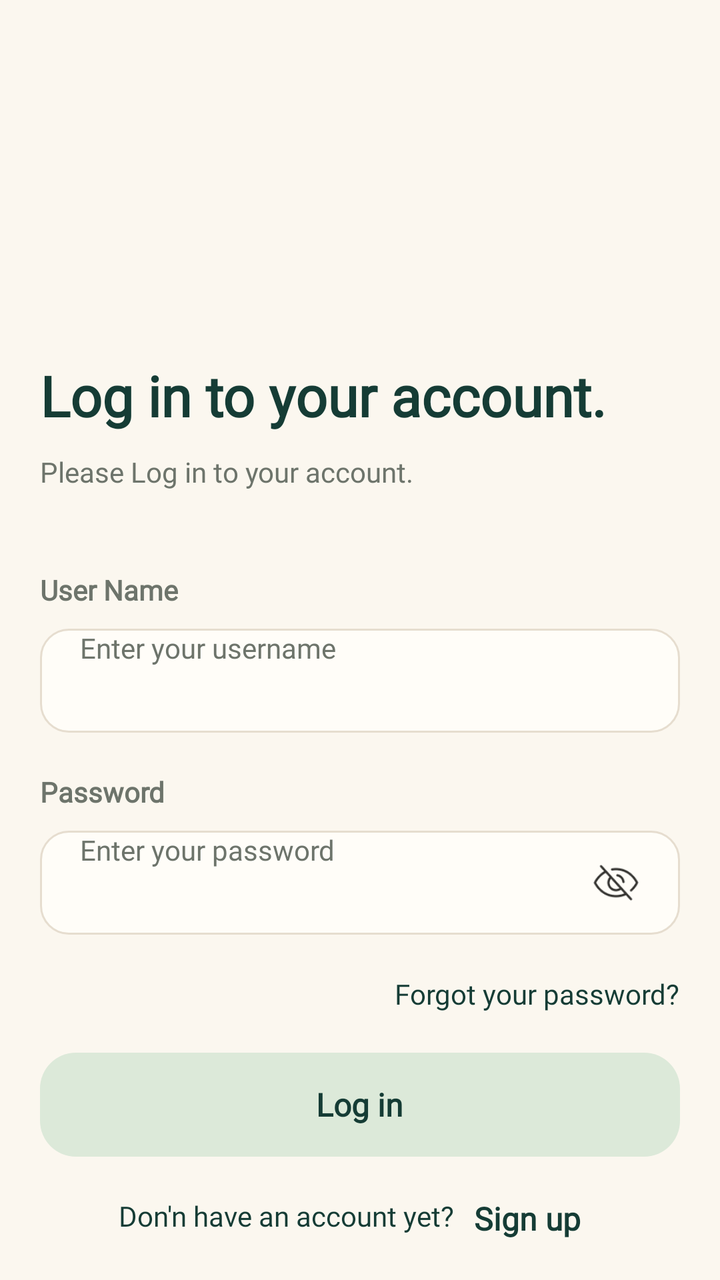
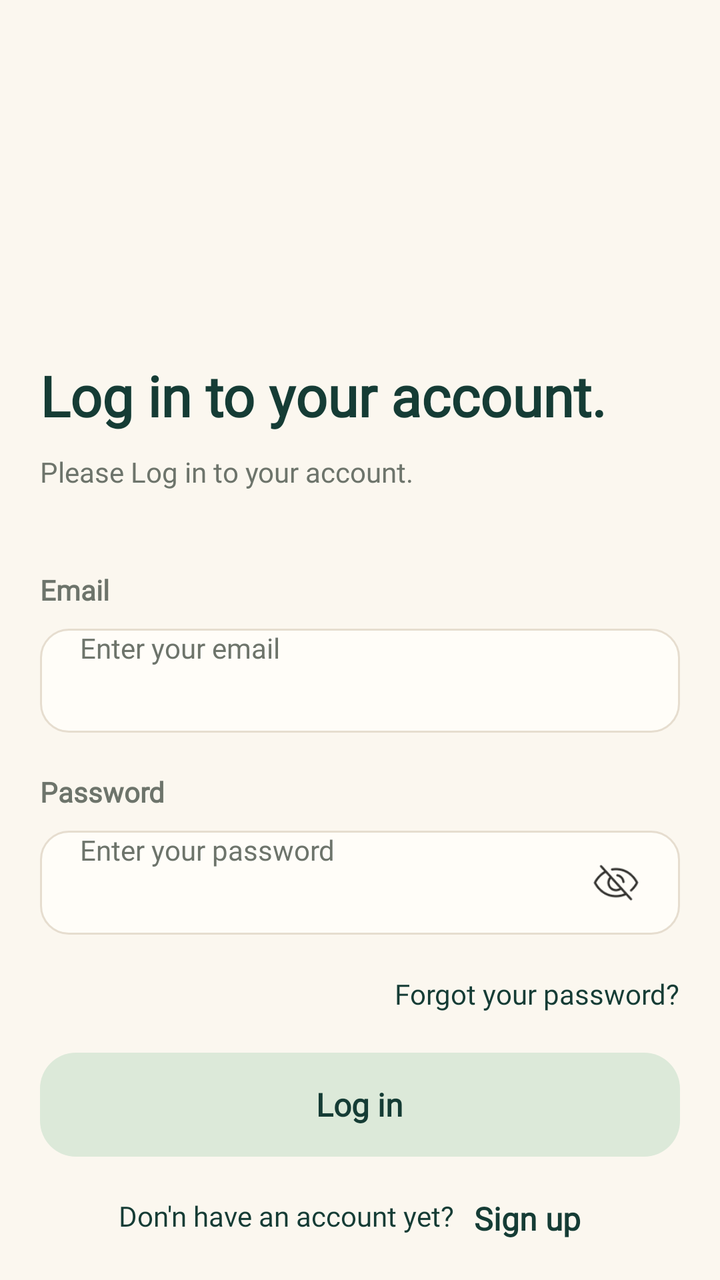

The first picture is an Android layout as it rendered before a commit; the second is the same layout after the commit. The layout source and the unified diff follow.
<!-- AndroidManifest.xml: application theme Theme.Cartly.Splash -->
<!-- res/layout/activity_login.xml -->
<?xml version="1.0" encoding="utf-8"?>
<RelativeLayout xmlns:android="http://schemas.android.com/apk/res/android"
    xmlns:tools="http://schemas.android.com/tools"
    android:id="@+id/main"
    android:layout_width="match_parent"
    android:layout_height="match_parent"
    tools:context=".LoginActivity"
    android:background="@color/cream">

    <RelativeLayout
        android:layout_width="match_parent"
        android:layout_height="match_parent">
        <RelativeLayout
            android:layout_width="match_parent"
            android:layout_height="wrap_content"
            android:layout_alignParentBottom="true"
            android:padding="20dp">
            <TextView
                android:id="@+id/tvTitle"
                android:layout_width="match_parent"
                android:layout_height="wrap_content"
                android:text="@string/title_log_in_page_en"
                android:fontFamily="@font/adlamdisplay_regular"
                android:textColor="@color/ink"
                android:textSize="28sp"
                android:textStyle="bold"/>
            <TextView
                android:id="@+id/tvSubTitle"
                android:layout_width="match_parent"
                android:layout_height="wrap_content"
                android:layout_below="@+id/tvTitle"
                android:layout_marginTop="10dp"
                android:text="@string/sub_title_log_in_page_en"
                android:fontFamily="@font/adlamdisplay_regular"
                android:textSize="14sp"
                android:textColor="@color/muted"/>


            <RelativeLayout
                android:id="@+id/UserNameLayout"
                android:layout_below="@id/tvSubTitle"
                android:layout_width="match_parent"
                android:layout_height="wrap_content">
                <TextView
                    android:id="@+id/tvTitleUserName"
                    android:layout_width="wrap_content"
                    android:layout_height="wrap_content"
                    android:layout_marginTop="40dp"
                    android:text="@string/title_user_name_en"
                    android:fontFamily="@font/adlamdisplay_regular"
                    android:textStyle="bold"
                    android:textSize="14sp"
                    android:textColor="@color/muted"/>
                <RelativeLayout
                    android:id="@+id/warningUserNameLayout"
                    android:visibility="gone"
                    android:layout_width="wrap_content"
                    android:layout_height="wrap_content"
                    android:layout_marginTop="40dp"
                    android:layout_alignParentEnd="true">
                    <ImageView
                        android:id="@+id/mvWarningUserName"
                        android:layout_width="18dp"
                        android:layout_height="18dp"
                        android:layout_marginHorizontal="4dp"
                        android:src="@drawable/icon_warning_yellow"/>
                    <TextView
                        android:id="@+id/tvWarningUserName"
                        android:layout_width="wrap_content"
                        android:layout_height="wrap_content"
                        android:layout_toEndOf="@id/mvWarningUserName"
                        android:text="@string/warning_enter_username_en"
                        android:fontFamily="@font/adlamdisplay_regular"
                        android:textSize="14sp"
                        android:textColor="@color/yellow"/>
                </RelativeLayout>

                <EditText
                    android:id="@+id/edtEnterUserName"
                    android:layout_below="@id/tvTitleUserName"
                    android:layout_width="match_parent"
                    android:layout_height="52dp"
                    android:layout_marginTop="10dp"
                    android:paddingHorizontal="20dp"
                    android:inputType="text"
                    android:hint="@string/hint_enter_username_en"
                    android:fontFamily="@font/adlamdisplay_regular"
                    android:textSize="14sp"
                    android:textColor="@color/ink"
                    android:textColorHint="@color/muted"
                    android:background="@drawable/bg_input"/>
            </RelativeLayout>


            <RelativeLayout
                android:id="@+id/PasswordLayout"
                android:layout_below="@id/UserNameLayout"
                android:layout_width="match_parent"
                android:layout_height="wrap_content"
                android:layout_marginTop="10dp">
                <TextView
                    android:id="@+id/tvTitlePassword"
                    android:layout_width="wrap_content"
                    android:layout_height="wrap_content"
                    android:layout_marginVertical="10dp"
                    android:text="@string/title_password_en"
                    android:fontFamily="@font/adlamdisplay_regular"
                    android:textSize="14sp"
                    android:textStyle="bold"
                    android:textColor="@color/muted"/>
                <RelativeLayout
                    android:id="@+id/warningPasswordLayout"
                    android:visibility="gone"
                    android:layout_width="wrap_content"
                    android:layout_height="wrap_content"
                    android:layout_marginVertical="10dp"
                    android:layout_alignParentEnd="true">
                    <ImageView
                        android:id="@+id/mvWarningPassword"
                        android:layout_width="18dp"
                        android:layout_height="18dp"
                        android:layout_marginHorizontal="4dp"
                        android:src="@drawable/icon_warning_yellow"/>
                    <TextView
                        android:id="@+id/tvWarningPassword"
                        android:layout_width="wrap_content"
                        android:layout_height="wrap_content"
                        android:layout_toEndOf="@id/mvWarningPassword"
                        android:text="@string/warning_enter_password_en"
                        android:fontFamily="@font/adlamdisplay_regular"
                        android:textSize="14sp"
                        android:textColor="@color/yellow"/>
                </RelativeLayout>
                <RelativeLayout
                    android:id="@+id/buttonPasswordLayout"
                    android:layout_below="@id/tvTitlePassword"
                    android:layout_width="match_parent"
                    android:layout_height="wrap_content">
                    <EditText
                        android:id="@+id/edtEnterPassword"
                        android:layout_width="match_parent"
                        android:layout_height="52dp"
                        android:paddingHorizontal="20dp"
                        android:inputType="textPassword"
                        android:hint="@string/hint_enter_password_en"
                        android:fontFamily="@font/adlamdisplay_regular"
                        android:textSize="14sp"
                        android:textColor="@color/ink"
                        android:textColorHint="@color/muted"
                        android:background="@drawable/bg_input"/>
                    <ImageView
                        android:id="@+id/btnShowPassword"
                        android:layout_width="24dp"
                        android:layout_height="24dp"
                        android:layout_marginHorizontal="20dp"
                        android:layout_alignParentEnd="true"
                        android:layout_centerVertical="true"
                        android:src="@drawable/icon_eye_slash"/>
                </RelativeLayout>
                <TextView
                    android:id="@+id/btnForgotPassword"
                    android:layout_below="@id/buttonPasswordLayout"
                    android:layout_alignParentEnd="true"
                    android:layout_marginVertical="20dp"
                    android:layout_width="wrap_content"
                    android:layout_height="wrap_content"
                    android:text="@string/forgot_your_password_en"
                    android:fontFamily="@font/adlamdisplay_regular"
                    android:textSize="14sp"
                    android:textColor="@color/ink"/>
            </RelativeLayout>


            <RelativeLayout
                android:id="@+id/btnLogInLayout"
                android:layout_below="@id/PasswordLayout"
                android:layout_width="match_parent"
                android:layout_height="wrap_content">
                <ImageView
                    android:id="@+id/mvLogIn"
                    android:layout_width="match_parent"
                    android:layout_height="52dp"
                    android:background="@drawable/bg_sage"/>
                <TextView
                    android:id="@+id/tvLogIn"
                    android:layout_width="wrap_content"
                    android:layout_height="wrap_content"
                    android:layout_centerInParent="true"
                    android:text="@string/btn_log_in_en"
                    android:textColor="@color/ink"
                    android:fontFamily="@font/adlamdisplay_regular"
                    android:textSize="16sp"
                    android:textStyle="bold"/>
            </RelativeLayout>


            <RelativeLayout
                android:id="@+id/signUpLayout"
                android:layout_below="@+id/btnLogInLayout"
                android:layout_width="match_parent"
                android:layout_height="wrap_content"
                android:layout_marginTop="20dp">
                <RelativeLayout
                    android:layout_width="wrap_content"
                    android:layout_height="wrap_content"
                    android:layout_centerHorizontal="true">
                    <TextView
                        android:id="@+id/tvSignUp"
                        android:layout_width="wrap_content"
                        android:layout_height="wrap_content"
                        android:text="@string/dont_have_an_account_yet_en"
                        android:fontFamily="@font/adlamdisplay_regular"
                        android:textSize="14sp"
                        android:textColor="@color/ink"/>
                    <TextView
                        android:id="@+id/btnSignUp"
                        android:layout_toEndOf="@id/tvSignUp"
                        android:layout_width="wrap_content"
                        android:layout_height="wrap_content"
                        android:layout_marginHorizontal="10dp"
                        android:text="@string/sign_up_en"
                        android:textColor="@color/ink"
                        android:fontFamily="@font/adlamdisplay_regular"
                        android:textSize="16sp"
                        android:textStyle="bold"/>
                </RelativeLayout>
            </RelativeLayout>
        </RelativeLayout>


        <RelativeLayout
            android:id="@+id/alertLogInLayout"
            android:visibility="gone"
            android:layout_width="match_parent"
            android:layout_height="match_parent">
            <include layout="@layout/layout_alert_login"
                android:id="@+id/alertLogin"/>
        </RelativeLayout>
    </RelativeLayout>

</RelativeLayout>
<!-- res/layout/layout_alert_login.xml (included above) -->
<?xml version="1.0" encoding="utf-8"?>
<RelativeLayout
    xmlns:android="http://schemas.android.com/apk/res/android"
    android:layout_width="match_parent"
    android:layout_height="match_parent"
    android:background="@drawable/background_overlay"
    android:id="@+id/alertLogInLayout">
    <ProgressBar
        android:id="@+id/progressBarAlertLogin"
        android:layout_width="30dp"
        android:layout_height="30dp"
        android:layout_centerInParent="true"/>


    <RelativeLayout
        android:id="@+id/alertLogInSuccessfully"
        android:visibility="gone"
        android:layout_width="match_parent"
        android:layout_height="492dp"
        android:padding="20dp"
        android:layout_alignParentBottom="true"
        android:background="@drawable/background_alert_bottom">
        <RelativeLayout
            android:id="@+id/alertDetailLayout"
            android:layout_width="match_parent"
            android:layout_height="wrap_content"
            android:layout_centerInParent="true">
            <ImageView
                android:id="@+id/mvAlertLoginSuccessful"
                android:layout_width="203dp"
                android:layout_height="168dp"
                android:layout_centerHorizontal="true"
                android:layout_marginBottom="20dp"
                android:src="@drawable/icon_successfully"/>
            <TextView
                android:id="@+id/tvAlertTitleSuccessful"
                android:layout_below="@id/mvAlertLoginSuccessful"
                android:layout_width="wrap_content"
                android:layout_height="wrap_content"
                android:layout_centerHorizontal="true"
                android:text="@string/login_successful_en"
                android:fontFamily="@font/adlamdisplay_regular"
                android:textSize="24sp"
                android:textColor="@color/ink"
                android:textStyle="bold"/>
            <TextView
                android:id="@+id/tvAlertDetailSuccessful"
                android:layout_below="@id/tvAlertTitleSuccessful"
                android:layout_width="wrap_content"
                android:layout_height="wrap_content"
                android:layout_marginVertical="20dp"
                android:layout_centerHorizontal="true"
                android:text="@string/login_successful_detail_en"
                android:fontFamily="@font/adlamdisplay_regular"
                android:textSize="14sp"
                android:textColor="@color/muted"
                android:textAlignment="center"/>

            <RelativeLayout
                android:id="@+id/btnLetsEnjoyLayout"
                android:layout_below="@id/tvAlertDetailSuccessful"
                android:layout_width="match_parent"
                android:layout_height="wrap_content"
                android:layout_marginTop="20dp">
                <ImageView
                    android:id="@+id/mvStart"
                    android:layout_width="match_parent"
                    android:layout_height="52dp"
                    android:background="@drawable/background_button_active_yellow"/>
                <TextView
                    android:id="@+id/tvStart"
                    android:layout_width="wrap_content"
                    android:layout_height="wrap_content"
                    android:layout_centerInParent="true"
                    android:text="@string/btn_lets_enjoy_en"
                    android:fontFamily="@font/adlamdisplay_regular"
                    android:textColor="@color/card"
                    android:textSize="14sp"
                    android:textStyle="bold"/>
            </RelativeLayout>
        </RelativeLayout>
    </RelativeLayout>


    <RelativeLayout
        android:id="@+id/alertLogInFailed"
        android:visibility="gone"
        android:layout_width="match_parent"
        android:layout_height="492dp"
        android:padding="20dp"
        android:layout_alignParentBottom="true"
        android:background="@drawable/background_alert_bottom">
        <RelativeLayout
            android:id="@+id/alertLogInFailedDetail"
            android:layout_width="match_parent"
            android:layout_height="wrap_content"
            android:layout_centerInParent="true">
            <ImageView
                android:id="@+id/mvAlertLogInFailed"
                android:layout_width="100dp"
                android:layout_height="100dp"
                android:layout_centerHorizontal="true"
                android:layout_marginBottom="20dp"
                android:src="@drawable/icon_warning_yellow"/>
            <TextView
                android:id="@+id/tvAlertLogInFailedTitle"
                android:layout_below="@id/mvAlertLogInFailed"
                android:layout_width="wrap_content"
                android:layout_height="wrap_content"
                android:layout_centerHorizontal="true"
                android:text="@string/sign_in_failed_en"
                android:fontFamily="@font/adlamdisplay_regular"
                android:textSize="24sp"
                android:textColor="@color/ink"
                android:textStyle="bold"/>
            <TextView
                android:id="@+id/tvAlertLogInFailedDetail"
                android:layout_below="@id/tvAlertLogInFailedTitle"
                android:layout_width="wrap_content"
                android:layout_height="wrap_content"
                android:layout_marginVertical="20dp"
                android:layout_centerHorizontal="true"
                android:text="@string/sign_in_failed_detail_en"
                android:fontFamily="@font/adlamdisplay_regular"
                android:textSize="14sp"
                android:textColor="@color/muted"
                android:textAlignment="center"/>
            <RelativeLayout
                android:id="@+id/btnLogInAgainLayout"
                android:layout_below="@+id/tvAlertLogInFailedDetail"
                android:layout_width="match_parent"
                android:layout_height="52dp"
                android:layout_marginTop="20dp">
                <ImageView
                    android:id="@+id/mvLoginAgain"
                    android:layout_width="match_parent"
                    android:layout_height="52dp"
                    android:background="@drawable/background_button_active_yellow"/>
                <TextView
                    android:id="@+id/tvLogInAgain"
                    android:layout_width="wrap_content"
                    android:layout_height="wrap_content"
                    android:layout_centerInParent="true"
                    android:text="@string/log_in_again_en"
                    android:fontFamily="@font/adlamdisplay_regular"
                    android:textSize="14sp"
                    android:textColor="@color/card"
                    android:textStyle="bold"/>
            </RelativeLayout>
            <TextView
                android:id="@+id/btnForgotPassword"
                android:layout_below="@+id/btnLogInAgainLayout"
                android:layout_width="wrap_content"
                android:layout_height="wrap_content"
                android:layout_centerHorizontal="true"
                android:layout_marginTop="20dp"
                android:text="@string/forgot_your_password_en"
                android:fontFamily="@font/adlamdisplay_regular"
                android:textSize="14sp"
                android:textColor="@color/ink"/>
        </RelativeLayout>
    </RelativeLayout>

</RelativeLayout>
<!-- resources referenced by this layout -->
<resources>
  <color name="card">#FFFDF8</color>
  <color name="cream">#FBF7EF</color>
  <color name="ink">#153C35</color>
  <color name="muted">#6D746B</color>
  <color name="yellow">#FE8C00</color>
  <!-- drawable background_alert_bottom: png bitmap (drawable, 5559 bytes) -->
  <!-- drawable background_button_active_yellow: png bitmap (drawable, 1556 bytes) -->
  <!-- drawable background_overlay: png bitmap (drawable, 8399 bytes) -->
  <!-- drawable bg_input (drawable) -->
  <shape xmlns:android="http://schemas.android.com/apk/res/android">
      <solid android:color="@color/card" />
      <corners android:radius="14dp" />
      <stroke android:width="1dp" android:color="@color/border" />
  </shape>
  <!-- drawable bg_sage (drawable) -->
  <shape xmlns:android="http://schemas.android.com/apk/res/android">
      <solid android:color="@color/sage" />
      <corners android:radius="18dp" />
  </shape>
  <!-- drawable icon_eye_slash: png bitmap (drawable, 1188 bytes) -->
  <!-- drawable icon_successfully: png bitmap (drawable, 11284 bytes) -->
  <!-- drawable icon_warning_yellow: png bitmap (drawable, 3548 bytes) -->
  <string name="btn_lets_enjoy_en">Let\'s Enjoy!</string>
  <string name="btn_log_in_en">Log in</string>
  <string name="dont_have_an_account_yet_en">Don\'n have an account yet?</string>
  <string name="forgot_your_password_en">Forgot your password?</string>
  <string name="hint_enter_password_en">Enter your password</string>
  <string name="hint_enter_username_en">Enter your username</string>
  <string name="log_in_again_en">Log in again.</string>
  <string name="login_successful_detail_en">Login successful! Welcome to Cartly. Start exploring our products and enjoy a great shopping experience!</string>
  <string name="login_successful_en">Login successful!</string>
  <string name="sign_in_failed_detail_en">We couldn\'t sign you in. Please check your username and password and try again.</string>
  <string name="sign_in_failed_en">Sign-in Failed.</string>
  <string name="sign_up_en">Sign up</string>
      //สมัครสมาชิก
  <string name="sub_title_log_in_page_en">Please Log in to your account.</string>
  <string name="title_log_in_page_en">Log in to your account.</string>
  <string name="title_password_en">Password</string>
  <string name="title_user_name_en">User Name</string>
  <string name="warning_enter_password_en">Please enter your password.</string>
  <string name="warning_enter_username_en">Please enter your username.</string>
  <style name="Theme.Cartly.Splash" parent="Theme.SplashScreen">
  
          <item name="windowSplashScreenBackground">@color/cream</item>
  
          <item name="windowSplashScreenAnimatedIcon">@mipmap/ic_launcher_logo2</item>
  
          <item name="postSplashScreenTheme">@style/Base.Theme.Cartly</item>
      </style>
  <color name="border">#E6DDCF</color>
  <color name="sage">#DCE9D9</color>
  <style name="Base.Theme.Cartly" parent="Theme.Material3.DayNight.NoActionBar">
          
          
      </style>
</resources>

<!-- the commit's change to res/layout/activity_login.xml (unified diff, before → after) -->
@@ -37,29 +37,29 @@
 
 
             <RelativeLayout
-                android:id="@+id/UserNameLayout"
+                android:id="@+id/emailLayout"
                 android:layout_below="@id/tvSubTitle"
                 android:layout_width="match_parent"
                 android:layout_height="wrap_content">
                 <TextView
-                    android:id="@+id/tvTitleUserName"
+                    android:id="@+id/tvTitleEmail"
                     android:layout_width="wrap_content"
                     android:layout_height="wrap_content"
                     android:layout_marginTop="40dp"
-                    android:text="@string/title_user_name_en"
+                    android:text="@string/title_email_en"
                     android:fontFamily="@font/adlamdisplay_regular"
                     android:textStyle="bold"
                     android:textSize="14sp"
                     android:textColor="@color/muted"/>
                 <RelativeLayout
-                    android:id="@+id/warningUserNameLayout"
+                    android:id="@+id/warningEmailLayout"
                     android:visibility="gone"
                     android:layout_width="wrap_content"
                     android:layout_height="wrap_content"
                     android:layout_marginTop="40dp"
                     android:layout_alignParentEnd="true">
                     <ImageView
-                        android:id="@+id/mvWarningUserName"
+                        android:id="@+id/mvWarningEmail"
                         android:layout_width="18dp"
                         android:layout_height="18dp"
                         android:layout_marginHorizontal="4dp"
@@ -68,22 +68,22 @@
                         android:id="@+id/tvWarningUserName"
                         android:layout_width="wrap_content"
                         android:layout_height="wrap_content"
-                        android:layout_toEndOf="@id/mvWarningUserName"
-                        android:text="@string/warning_enter_username_en"
+                        android:layout_toEndOf="@id/mvWarningEmail"
+                        android:text="@string/warning_enter_email_en"
                         android:fontFamily="@font/adlamdisplay_regular"
                         android:textSize="14sp"
                         android:textColor="@color/yellow"/>
                 </RelativeLayout>
 
                 <EditText
-                    android:id="@+id/edtEnterUserName"
-                    android:layout_below="@id/tvTitleUserName"
+                    android:id="@+id/edtEnterEmail"
+                    android:layout_below="@id/tvTitleEmail"
                     android:layout_width="match_parent"
                     android:layout_height="52dp"
                     android:layout_marginTop="10dp"
                     android:paddingHorizontal="20dp"
-                    android:inputType="text"
-                    android:hint="@string/hint_enter_username_en"
+                    android:inputType="textEmailAddress"
+                    android:hint="@string/enter_your_email_en"
                     android:fontFamily="@font/adlamdisplay_regular"
                     android:textSize="14sp"
                     android:textColor="@color/ink"
@@ -94,7 +94,7 @@
 
             <RelativeLayout
                 android:id="@+id/PasswordLayout"
-                android:layout_below="@id/UserNameLayout"
+                android:layout_below="@id/emailLayout"
                 android:layout_width="match_parent"
                 android:layout_height="wrap_content"
                 android:layout_marginTop="10dp">
<!-- resource entries referenced after the edit -->
@@ -25,9 +25,9 @@
   <string name="btn_lets_enjoy_en">Let\'s Enjoy!</string>
   <string name="btn_log_in_en">Log in</string>
   <string name="dont_have_an_account_yet_en">Don\'n have an account yet?</string>
+  <string name="enter_your_email_en">Enter your email</string>
   <string name="forgot_your_password_en">Forgot your password?</string>
   <string name="hint_enter_password_en">Enter your password</string>
-  <string name="hint_enter_username_en">Enter your username</string>
   <string name="log_in_again_en">Log in again.</string>
   <string name="login_successful_detail_en">Login successful! Welcome to Cartly. Start exploring our products and enjoy a great shopping experience!</string>
   <string name="login_successful_en">Login successful!</string>
@@ -36,11 +36,11 @@
   <string name="sign_up_en">Sign up</string>
       //สมัครสมาชิก
   <string name="sub_title_log_in_page_en">Please Log in to your account.</string>
+  <string name="title_email_en">Email</string>
   <string name="title_log_in_page_en">Log in to your account.</string>
   <string name="title_password_en">Password</string>
-  <string name="title_user_name_en">User Name</string>
+  <string name="warning_enter_email_en">Please enter your email.</string>
   <string name="warning_enter_password_en">Please enter your password.</string>
-  <string name="warning_enter_username_en">Please enter your username.</string>
   <style name="Theme.Cartly.Splash" parent="Theme.SplashScreen">
   
           <item name="windowSplashScreenBackground">@color/cream</item>
